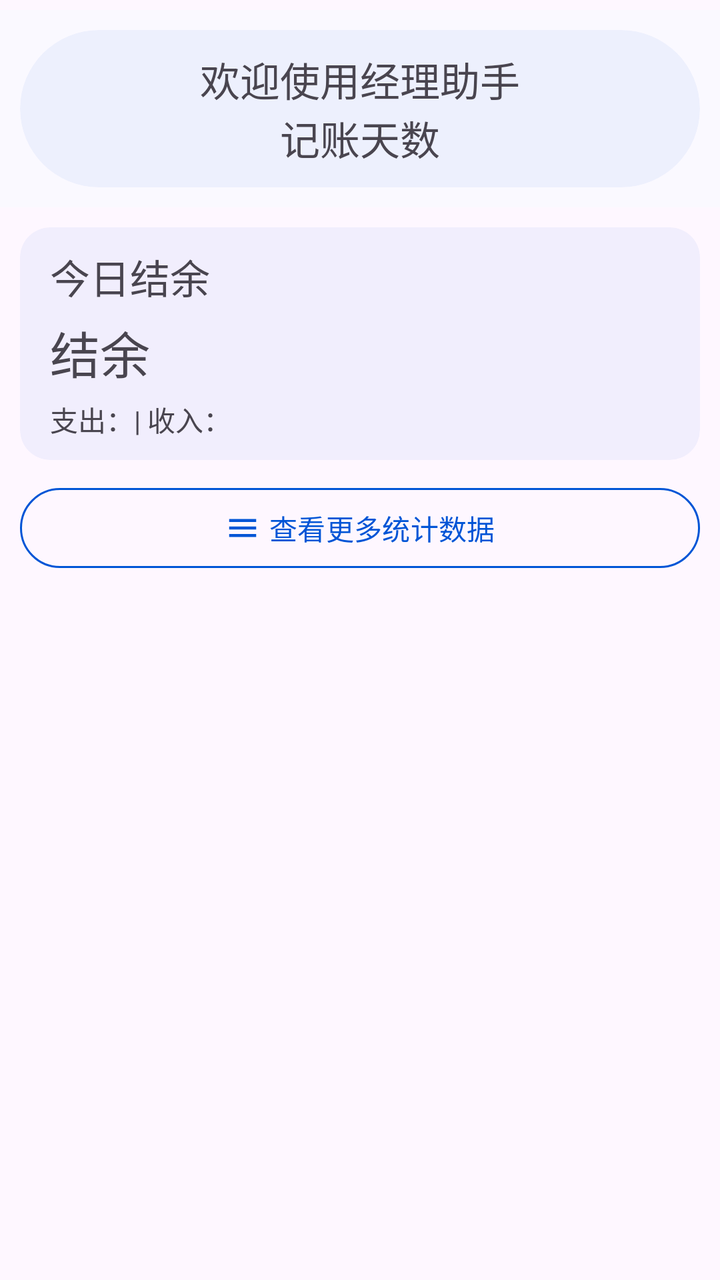
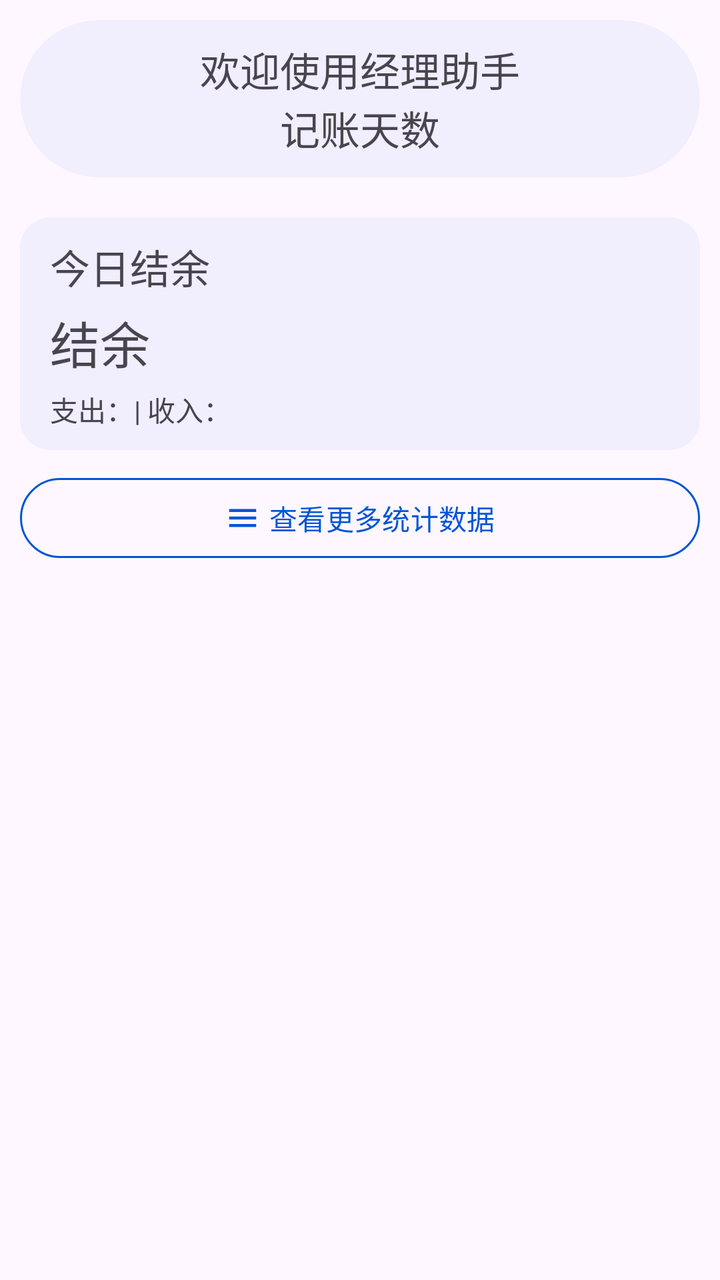

Screens rendered from an Android XML layout before and after an edit, with the pre-edit source and the edit as a unified diff.
<!-- AndroidManifest.xml: application theme Theme.ManagerAssistant.Static -->
<!-- res/layout/fragment_home.xml -->
<androidx.coordinatorlayout.widget.CoordinatorLayout xmlns:android="http://schemas.android.com/apk/res/android"
    xmlns:app="http://schemas.android.com/apk/res-auto"
    xmlns:tools="http://schemas.android.com/tools"
    android:layout_width="match_parent"
    android:layout_height="match_parent"
    tools:context=".ui.pages.home.HomeFragment">

    <com.google.android.material.appbar.AppBarLayout
        style="@style/AppBarLayoutStyle"
        android:layout_width="match_parent"
        android:layout_height="wrap_content"
        android:layout_marginTop="5dp">

        <com.google.android.material.card.MaterialCardView
            style="@style/RoundCardStyle"
            android:layout_width="match_parent"
            android:layout_height="wrap_content"
            app:layout_scrollFlags="scroll|snap">

            <LinearLayout
                android:layout_width="match_parent"
                android:layout_height="wrap_content"
                android:orientation="vertical">

                <com.google.android.material.textview.MaterialTextView
                    style="@style/LabelTextViewStyle"
                    android:layout_width="wrap_content"
                    android:layout_height="wrap_content"
                    android:layout_gravity="center_horizontal"
                    android:paddingBottom="0dp"
                    android:text="@string/welcome_string" />

                <com.google.android.material.textview.MaterialTextView
                    android:id="@+id/bookkeeping_days_text"
                    style="@style/LabelTextViewStyle"
                    android:layout_width="wrap_content"
                    android:layout_height="wrap_content"
                    android:layout_gravity="center_horizontal"
                    android:paddingTop="0dp"
                    android:text="@string/num_of_bookkeeping_days" />
            </LinearLayout>
        </com.google.android.material.card.MaterialCardView>
    </com.google.android.material.appbar.AppBarLayout>

    <androidx.core.widget.NestedScrollView
        android:layout_width="match_parent"
        android:layout_height="wrap_content"
        app:layout_behavior="@string/appbar_scrolling_view_behavior">

        
        <LinearLayout
            android:layout_width="match_parent"
            android:layout_height="wrap_content"
            android:orientation="vertical">

            
            <com.google.android.material.card.MaterialCardView
                android:id="@+id/report_balance_cardview"
                style="@style/ContentCardStyle"
                android:layout_width="match_parent"
                android:layout_height="wrap_content">

                <LinearLayout
                    android:layout_width="match_parent"
                    android:layout_height="match_parent"
                    android:orientation="vertical">

                    <com.google.android.material.textview.MaterialTextView
                        style="@style/ReportInfoTextViewStyle"
                        android:layout_width="wrap_content"
                        android:layout_height="wrap_content"
                        android:paddingTop="10dp"
                        android:text="@string/today_balance"
                        android:textSize="20sp" />

                    <com.google.android.material.textview.MaterialTextView
                        android:id="@+id/balance_text"
                        style="@style/ReportInfoTextViewStyle"
                        android:layout_width="wrap_content"
                        android:layout_height="wrap_content"
                        android:text="@string/balance"
                        android:textSize="25sp" />

                    <com.google.android.material.textview.MaterialTextView
                        android:id="@+id/expense_income_text"
                        style="@style/ReportInfoTextViewStyle"
                        android:layout_width="wrap_content"
                        android:layout_height="wrap_content"
                        android:paddingBottom="10dp"
                        android:text="@string/expense_and_income" />
                </LinearLayout>
            </com.google.android.material.card.MaterialCardView>

            
            <com.google.android.material.button.MaterialButton
                android:id="@+id/report_btn"
                style="@style/OutlinedBtnStyle"
                android:layout_width="match_parent"
                android:layout_height="wrap_content"
                android:text="@string/check_more_data"
                app:icon="@drawable/baseline_menu_24"
                app:iconGravity="textStart" />

            
            <com.google.android.material.card.MaterialCardView
                android:id="@+id/web_link_card"
                style="@style/ContentCardStyle"
                android:layout_width="match_parent"
                android:layout_height="wrap_content"
                android:visibility="gone">

                <androidx.constraintlayout.widget.ConstraintLayout
                    android:layout_width="match_parent"
                    android:layout_height="wrap_content">

                    <com.google.android.material.textview.MaterialTextView
                        android:id="@+id/web_link_title_text"
                        style="@style/LabelTextViewStyle"
                        android:layout_width="wrap_content"
                        android:layout_height="wrap_content"
                        android:text="@string/purchase_bulletin"
                        app:layout_constraintStart_toStartOf="parent"
                        app:layout_constraintTop_toTopOf="parent" />

                    <androidx.recyclerview.widget.RecyclerView
                        android:id="@+id/web_link_recycler"
                        android:layout_width="match_parent"
                        android:layout_height="wrap_content"
                        android:layout_marginStart="10dp"
                        android:layout_marginEnd="10dp"
                        android:nestedScrollingEnabled="false"
                        app:layoutManager="androidx.recyclerview.widget.LinearLayoutManager"
                        app:layout_constraintEnd_toEndOf="parent"
                        app:layout_constraintStart_toStartOf="parent"
                        app:layout_constraintTop_toBottomOf="@+id/web_link_title_text" />
                </androidx.constraintlayout.widget.ConstraintLayout>
            </com.google.android.material.card.MaterialCardView>
        </LinearLayout>
    </androidx.core.widget.NestedScrollView>
</androidx.coordinatorlayout.widget.CoordinatorLayout>
<!-- resources referenced by this layout -->
<resources>
  <!-- drawable baseline_menu_24 (drawable) -->
  <vector xmlns:android="http://schemas.android.com/apk/res/android" android:height="24dp" android:tint="#000000" android:viewportHeight="24" android:viewportWidth="24" android:width="24dp">
        
      <path android:fillColor="@android:color/white" android:pathData="M3,18h18v-2L3,16v2zM3,13h18v-2L3,11v2zM3,6v2h18L21,6L3,6z"/>
      
  </vector>
  <string name="balance">结余</string>
  <string name="check_more_data">查看更多统计数据</string>
  <string name="expense_and_income">支出：| 收入：</string>
  <string name="num_of_bookkeeping_days">记账天数</string>
  <string name="purchase_bulletin">采购公告</string>
  <string name="today_balance">今日结余</string>
  <string name="welcome_string">欢迎使用经理助手</string>
  <style name="AppBarLayoutStyle" parent="Widget.Material3.AppBarLayout">
          <item name="android:background">?attr/colorSurface</item>
      </style>
  <style name="ContentCardStyle">
          <item name="cardBackgroundColor">@color/card_background_color</item>
          <item name="cardCornerRadius">15dp</item>
          <item name="strokeColor">@android:color/transparent</item>
          <item name="android:layout_marginTop">10dp</item>
          <item name="android:layout_marginStart">10dp</item>
          <item name="android:layout_marginEnd">10dp</item>
          <item name="android:layout_marginBottom">10dp</item>
      </style>
  <style name="LabelTextViewStyle">
          <item name="android:paddingStart">10dp</item>
          <item name="android:paddingEnd">10dp</item>
          <item name="android:paddingTop">10dp</item>
          <item name="android:paddingBottom">10dp</item>
          <item name="android:textSize">20sp</item>
      </style>
  <style name="OutlinedBtnStyle" parent="Widget.Material3.Button.OutlinedButton">
          <item name="android:textColor">?attr/colorPrimary</item>
          <item name="strokeColor">?attr/colorPrimary</item>
          <item name="strokeWidth">1dp</item>
          <item name="android:layout_marginStart">10dp</item>
          <item name="android:layout_marginEnd">10dp</item>
      </style>
  <style name="ReportInfoTextViewStyle">
          <item name="android:paddingTop">5dp</item>
          <item name="android:paddingStart">15dp</item>
      </style>
  <style name="RoundCardStyle">
          <item name="cardBackgroundColor">@color/card_background_color</item>
          <item name="cardCornerRadius">50dp</item>
          <item name="strokeColor">@android:color/transparent</item>
          <item name="android:layout_margin">10dp</item>
      </style>
  <color name="color_primary">#0055d6</color>
  <color name="color_on_primary">#ffffff</color>
  <color name="color_primary_container">#d8e1fe</color>
  <color name="color_secondary_container">#e0e1ff</color>
  <color name="color_surface">#faf9ff</color>
  <color name="color_surface_container">#ebedfa</color>
  <color name="color_surface_container_low">#edeffc</color>
  <style name="ToolBarStyle" parent="Widget.Material3.Toolbar">
          <item name="android:backgroundTint">?attr/colorSurface</item>
          <item name="navigationIconTint">?attr/colorPrimary</item>
          <item name="contentInsetStart">10dp</item>
          <item name="titleTextAppearance">@style/TitleStyle</item>
      </style>
  <style name="TitleStyle">
          <item name="android:textSize">23sp</item>
      </style>
  <!-- unchanged entries left out for length: 1 -->
</resources>

<!-- the commit's change to res/layout/fragment_home.xml (unified diff, before → after) -->
@@ -1,15 +1,15 @@
-<androidx.coordinatorlayout.widget.CoordinatorLayout xmlns:android="http://schemas.android.com/apk/res/android"
+<androidx.core.widget.NestedScrollView xmlns:android="http://schemas.android.com/apk/res/android"
     xmlns:app="http://schemas.android.com/apk/res-auto"
     xmlns:tools="http://schemas.android.com/tools"
     android:layout_width="match_parent"
     android:layout_height="match_parent"
     tools:context=".ui.pages.home.HomeFragment">
 
-    <com.google.android.material.appbar.AppBarLayout
-        style="@style/AppBarLayoutStyle"
+    
+    <LinearLayout
         android:layout_width="match_parent"
         android:layout_height="wrap_content"
-        android:layout_marginTop="5dp">
+        android:orientation="vertical">
 
         <com.google.android.material.card.MaterialCardView
             style="@style/RoundCardStyle"
@@ -40,101 +40,88 @@
                     android:text="@string/num_of_bookkeeping_days" />
             </LinearLayout>
         </com.google.android.material.card.MaterialCardView>
-    </com.google.android.material.appbar.AppBarLayout>
-
-    <androidx.core.widget.NestedScrollView
-        android:layout_width="match_parent"
-        android:layout_height="wrap_content"
-        app:layout_behavior="@string/appbar_scrolling_view_behavior">
 
         
-        <LinearLayout
+        <com.google.android.material.card.MaterialCardView
+            android:id="@+id/report_balance_cardview"
+            style="@style/ContentCardStyle"
+            android:layout_width="match_parent"
+            android:layout_height="wrap_content">
+
+            <LinearLayout
+                android:layout_width="match_parent"
+                android:layout_height="match_parent"
+                android:orientation="vertical">
+
+                <com.google.android.material.textview.MaterialTextView
+                    style="@style/ReportInfoTextViewStyle"
+                    android:layout_width="wrap_content"
+                    android:layout_height="wrap_content"
+                    android:paddingTop="10dp"
+                    android:text="@string/today_balance"
+                    android:textSize="20sp" />
+
+                <com.google.android.material.textview.MaterialTextView
+                    android:id="@+id/balance_text"
+                    style="@style/ReportInfoTextViewStyle"
+                    android:layout_width="wrap_content"
+                    android:layout_height="wrap_content"
+                    android:text="@string/balance"
+                    android:textSize="25sp" />
+
+                <com.google.android.material.textview.MaterialTextView
+                    android:id="@+id/expense_income_text"
+                    style="@style/ReportInfoTextViewStyle"
+                    android:layout_width="wrap_content"
+                    android:layout_height="wrap_content"
+                    android:paddingBottom="10dp"
+                    android:text="@string/expense_and_income" />
+            </LinearLayout>
+        </com.google.android.material.card.MaterialCardView>
+
+        
+        <com.google.android.material.button.MaterialButton
+            android:id="@+id/report_btn"
+            style="@style/OutlinedBtnStyle"
             android:layout_width="match_parent"
             android:layout_height="wrap_content"
-            android:orientation="vertical">
+            android:text="@string/check_more_data"
+            app:icon="@drawable/baseline_menu_24"
+            app:iconGravity="textStart" />
 
-            
-            <com.google.android.material.card.MaterialCardView
-                android:id="@+id/report_balance_cardview"
-                style="@style/ContentCardStyle"
+        
+        <com.google.android.material.card.MaterialCardView
+            android:id="@+id/web_link_card"
+            style="@style/ContentCardStyle"
+            android:layout_width="match_parent"
+            android:layout_height="wrap_content"
+            android:visibility="gone">
+
+            <androidx.constraintlayout.widget.ConstraintLayout
                 android:layout_width="match_parent"
                 android:layout_height="wrap_content">
 
-                <LinearLayout
+                <com.google.android.material.textview.MaterialTextView
+                    android:id="@+id/web_link_title_text"
+                    style="@style/LabelTextViewStyle"
+                    android:layout_width="wrap_content"
+                    android:layout_height="wrap_content"
+                    android:text="@string/purchase_bulletin"
+                    app:layout_constraintStart_toStartOf="parent"
+                    app:layout_constraintTop_toTopOf="parent" />
+
+                <androidx.recyclerview.widget.RecyclerView
+                    android:id="@+id/web_link_recycler"
                     android:layout_width="match_parent"
-                    android:layout_height="match_parent"
-                    android:orientation="vertical">
-
-                    <com.google.android.material.textview.MaterialTextView
-                        style="@style/ReportInfoTextViewStyle"
-                        android:layout_width="wrap_content"
-                        android:layout_height="wrap_content"
-                        android:paddingTop="10dp"
-                        android:text="@string/today_balance"
-                        android:textSize="20sp" />
-
-                    <com.google.android.material.textview.MaterialTextView
-                        android:id="@+id/balance_text"
-                        style="@style/ReportInfoTextViewStyle"
-                        android:layout_width="wrap_content"
-                        android:layout_height="wrap_content"
-                        android:text="@string/balance"
-                        android:textSize="25sp" />
-
-                    <com.google.android.material.textview.MaterialTextView
-                        android:id="@+id/expense_income_text"
-                        style="@style/ReportInfoTextViewStyle"
-                        android:layout_width="wrap_content"
-                        android:layout_height="wrap_content"
-                        android:paddingBottom="10dp"
-                        android:text="@string/expense_and_income" />
-                </LinearLayout>
-            </com.google.android.material.card.MaterialCardView>
-
-            
-            <com.google.android.material.button.MaterialButton
-                android:id="@+id/report_btn"
-                style="@style/OutlinedBtnStyle"
-                android:layout_width="match_parent"
-                android:layout_height="wrap_content"
-                android:text="@string/check_more_data"
-                app:icon="@drawable/baseline_menu_24"
-                app:iconGravity="textStart" />
-
-            
-            <com.google.android.material.card.MaterialCardView
-                android:id="@+id/web_link_card"
-                style="@style/ContentCardStyle"
-                android:layout_width="match_parent"
-                android:layout_height="wrap_content"
-                android:visibility="gone">
-
-                <androidx.constraintlayout.widget.ConstraintLayout
-                    android:layout_width="match_parent"
-                    android:layout_height="wrap_content">
-
-                    <com.google.android.material.textview.MaterialTextView
-                        android:id="@+id/web_link_title_text"
-                        style="@style/LabelTextViewStyle"
-                        android:layout_width="wrap_content"
-                        android:layout_height="wrap_content"
-                        android:text="@string/purchase_bulletin"
-                        app:layout_constraintStart_toStartOf="parent"
-                        app:layout_constraintTop_toTopOf="parent" />
-
-                    <androidx.recyclerview.widget.RecyclerView
-                        android:id="@+id/web_link_recycler"
-                        android:layout_width="match_parent"
-                        android:layout_height="wrap_content"
-                        android:layout_marginStart="10dp"
-                        android:layout_marginEnd="10dp"
-                        android:nestedScrollingEnabled="false"
-                        app:layoutManager="androidx.recyclerview.widget.LinearLayoutManager"
-                        app:layout_constraintEnd_toEndOf="parent"
-                        app:layout_constraintStart_toStartOf="parent"
-                        app:layout_constraintTop_toBottomOf="@+id/web_link_title_text" />
-                </androidx.constraintlayout.widget.ConstraintLayout>
-            </com.google.android.material.card.MaterialCardView>
-        </LinearLayout>
-    </androidx.core.widget.NestedScrollView>
-</androidx.coordinatorlayout.widget.CoordinatorLayout>
+                    android:layout_height="wrap_content"
+                    android:layout_marginStart="10dp"
+                    android:layout_marginEnd="10dp"
+                    android:nestedScrollingEnabled="false"
+                    app:layoutManager="androidx.recyclerview.widget.LinearLayoutManager"
+                    app:layout_constraintEnd_toEndOf="parent"
+                    app:layout_constraintStart_toStartOf="parent"
+                    app:layout_constraintTop_toBottomOf="@+id/web_link_title_text" />
+            </androidx.constraintlayout.widget.ConstraintLayout>
+        </com.google.android.material.card.MaterialCardView>
+    </LinearLayout>
+</androidx.core.widget.NestedScrollView>
<!-- resource entries referenced after the edit -->
@@ -13,9 +13,6 @@
   <string name="purchase_bulletin">采购公告</string>
   <string name="today_balance">今日结余</string>
   <string name="welcome_string">欢迎使用经理助手</string>
-  <style name="AppBarLayoutStyle" parent="Widget.Material3.AppBarLayout">
-          <item name="android:background">?attr/colorSurface</item>
-      </style>
   <style name="ContentCardStyle">
           <item name="cardBackgroundColor">@color/card_background_color</item>
           <item name="cardCornerRadius">15dp</item>
